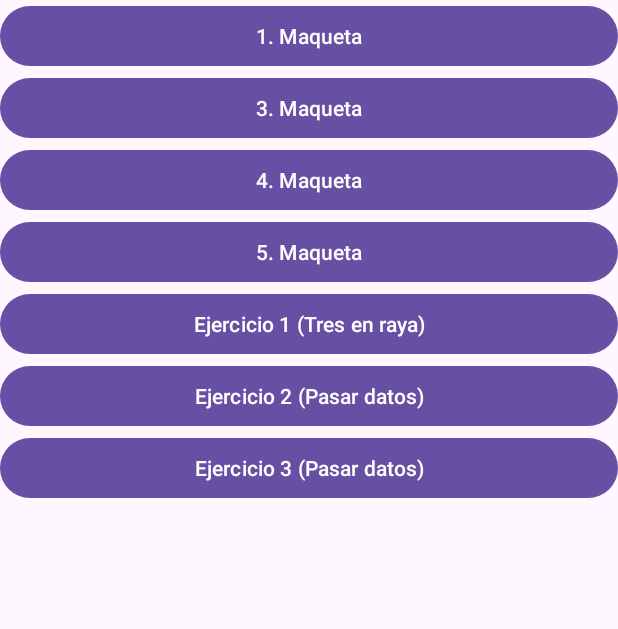
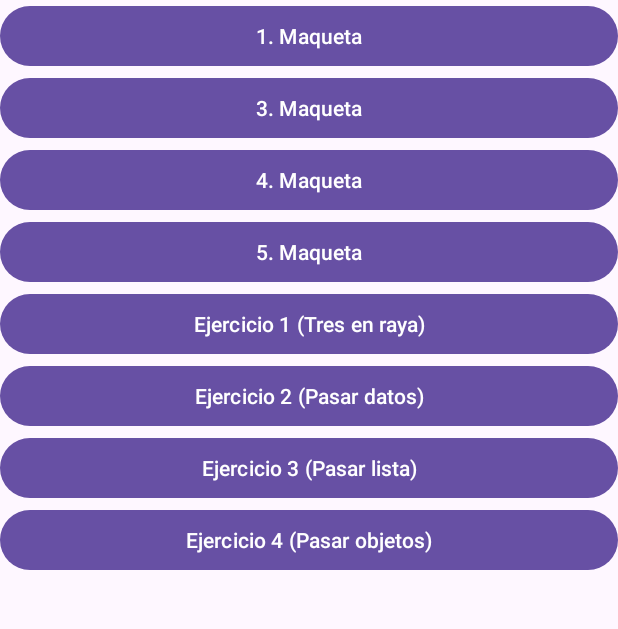
Before and after one commit to MiguelMataRamos/EjerciciosDesarrollo, an Android app: the screen it shows after launch (MainActivity), on a phone screen of 412 x 824 dp, the part 105-734 px from its top. Run offline under Robolectric (Android 15) with nearby library versions, the phone set to English and light mode, and no system bars.

```diff
--- a/app/src/main/AndroidManifest.xml
+++ b/app/src/main/AndroidManifest.xml
@@ -12,6 +12,12 @@
         android:supportsRtl="true"
         android:theme="@style/Theme.EjerciciosDesarrollo"
         tools:targetApi="31">
+        <activity
+            android:name=".Ej5Recibir"
+            android:exported="false" />
+        <activity
+            android:name=".Ejercicio4"
+            android:exported="false" />
         <activity
             android:name=".Maqueta5"
             android:exported="false" />
--- a/app/src/main/res/layout/activity_main.xml
+++ b/app/src/main/res/layout/activity_main.xml
@@ -94,7 +94,14 @@
                 android:id="@+id/ej3"
                 android:layout_width="match_parent"
                 android:layout_height="wrap_content"
-                android:text="Ejercicio 3 (Pasar datos)"
+                android:text="Ejercicio 3 (Pasar lista)"
+                android:onClick="iniciarVista"
+                />
+            <Button
+                android:id="@+id/ej4"
+                android:layout_width="match_parent"
+                android:layout_height="wrap_content"
+                android:text="Ejercicio 4 (Pasar objetos)"
                 android:onClick="iniciarVista"
                 />
 
```
Also changed, not shown: app/src/main/java/com/example/ejerciciosdesarrollo/Ej5Recibir.kt (added, +11 -0 lines), app/src/main/java/com/example/ejerciciosdesarrollo/Ejercicio4.kt (added, +29 -0 lines), app/src/main/res/layout/activity_ej5_recibir.xml (added, +9 -0 lines), app/src/main/res/layout/activity_ejercicio4.xml (added, +23 -0 lines).
